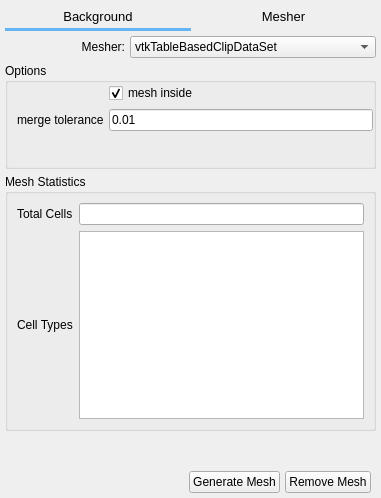
First picture: the form in gui/uifiles/mesh.ui, repository truongd8593/mfix, before the edit.
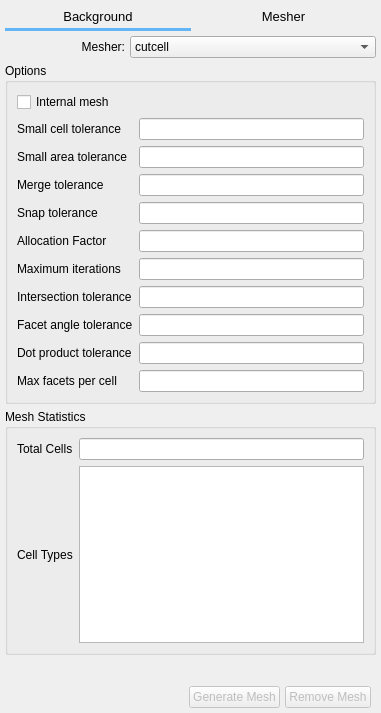
Second picture: the form after the edit. The open tabs and pages were chosen to show the change. Custom widgets are drawn as their Qt base class.

Commit message: add cutcell keywords widgets

Patch:
```diff
--- a/gui/uifiles/mesh.ui
+++ b/gui/uifiles/mesh.ui
@@ -7,7 +7,7 @@
     <x>0</x>
     <y>0</y>
     <width>381</width>
-    <height>473</height>
+    <height>713</height>
    </rect>
   </property>
   <layout class="QGridLayout" name="gridLayout">
@@ -48,6 +48,9 @@
    </item>
    <item row="5" column="4">
     <widget class="QPushButton" name="pushbutton_remove_mesh">
+     <property name="enabled">
+      <bool>false</bool>
+     </property>
      <property name="text">
       <string>Remove Mesh</string>
      </property>
@@ -55,6 +58,9 @@
    </item>
    <item row="5" column="3">
     <widget class="QPushButton" name="pushbutton_generate_mesh">
+     <property name="enabled">
+      <bool>false</bool>
+     </property>
      <property name="text">
       <string>Generate Mesh</string>
      </property>
@@ -491,6 +497,117 @@
             <property name="currentIndex">
              <number>0</number>
             </property>
+            <widget class="QWidget" name="cutcell">
+             <layout class="QGridLayout" name="gridLayout_4">
+              <item row="8" column="0">
+               <widget class="QLabel" name="label_10">
+                <property name="text">
+                 <string>Facet angle tolerance</string>
+                </property>
+               </widget>
+              </item>
+              <item row="7" column="1">
+               <widget class="LineEdit" name="lineedit_keyword_tol_stl"/>
+              </item>
+              <item row="5" column="1">
+               <widget class="LineEdit" name="lineedit_keyword_fac_dim_max_cut_cell"/>
+              </item>
+              <item row="4" column="0">
+               <widget class="QLabel" name="label_7">
+                <property name="text">
+                 <string>Snap tolerance</string>
+                </property>
+               </widget>
+              </item>
+              <item row="7" column="0">
+               <widget class="QLabel" name="label_9">
+                <property name="text">
+                 <string>Intersection tolerance</string>
+                </property>
+               </widget>
+              </item>
+              <item row="6" column="1">
+               <widget class="LineEdit" name="lineedit_keyword_itermax_int"/>
+              </item>
+              <item row="2" column="1">
+               <widget class="LineEdit" name="lineedit_keyword_tol_small_area"/>
+              </item>
+              <item row="2" column="0">
+               <widget class="QLabel" name="label_6">
+                <property name="text">
+                 <string>Small area tolerance</string>
+                </property>
+               </widget>
+              </item>
+              <item row="4" column="1">
+               <widget class="LineEdit" name="lineedit_keyword_tol_snap"/>
+              </item>
+              <item row="1" column="1">
+               <widget class="LineEdit" name="lineedit_keyword_tol_small_cell"/>
+              </item>
+              <item row="5" column="0">
+               <widget class="QLabel" name="label">
+                <property name="text">
+                 <string>Allocation Factor</string>
+                </property>
+               </widget>
+              </item>
+              <item row="1" column="0">
+               <widget class="QLabel" name="label_2">
+                <property name="text">
+                 <string>Small cell tolerance</string>
+                </property>
+               </widget>
+              </item>
+              <item row="6" column="0">
+               <widget class="QLabel" name="label_8">
+                <property name="text">
+                 <string>Maximum iterations</string>
+                </property>
+               </widget>
+              </item>
+              <item row="8" column="1">
+               <widget class="LineEdit" name="lineedit_keyword_stl_small_angle"/>
+              </item>
+              <item row="3" column="1">
+               <widget class="LineEdit" name="lineedit_keyword_tol_merge"/>
+              </item>
+              <item row="3" column="0">
+               <widget class="QLabel" name="label_3">
+                <property name="text">
+                 <string>Merge tolerance</string>
+                </property>
+               </widget>
+              </item>
+              <item row="10" column="0">
+               <widget class="QLabel" name="label_12">
+                <property name="text">
+                 <string>Max facets per cell</string>
+                </property>
+               </widget>
+              </item>
+              <item row="9" column="0">
+               <widget class="QLabel" name="label_11">
+                <property name="text">
+                 <string>Dot product tolerance</string>
+                </property>
+               </widget>
+              </item>
+              <item row="9" column="1">
+               <widget class="LineEdit" name="lineedit_keyword_tol_stl_dp"/>
+              </item>
+              <item row="10" column="1">
+               <widget class="LineEdit" name="lineedit_keyword_dim_facets_per_cell"/>
+              </item>
+              <item row="0" column="0" colspan="2">
+               <widget class="CheckBox" name="checkbox_keyword_out_stl_value">
+                <property name="text">
+                 <string>Internal mesh</string>
+                </property>
+               </widget>
+              </item>
+             </layout>
+            </widget>
             <widget class="QWidget" name="vtkTableBasedClipDataSet">
              <layout class="QGridLayout" name="gridLayout_56">
               <property name="topMargin">
@@ -653,6 +770,11 @@
        </item>
        <item row="0" column="1" colspan="2">
         <widget class="QComboBox" name="combobox_mesher">
+         <item>
+          <property name="text">
+           <string>cutcell</string>
+          </property>
+         </item>
          <item>
           <property name="text">
            <string>vtkTableBasedClipDataSet</string>
@@ -779,6 +901,11 @@
    <extends>QLineEdit</extends>
    <header>widgets/base</header>
   </customwidget>
+  <customwidget>
+   <class>CheckBox</class>
+   <extends>QCheckBox</extends>
+   <header>widgets/base</header>
+  </customwidget>
  </customwidgets>
  <tabstops>
   <tabstop>pushbutton_mesh_uniform</tabstop>
```
The commit also changes 1 other file.
